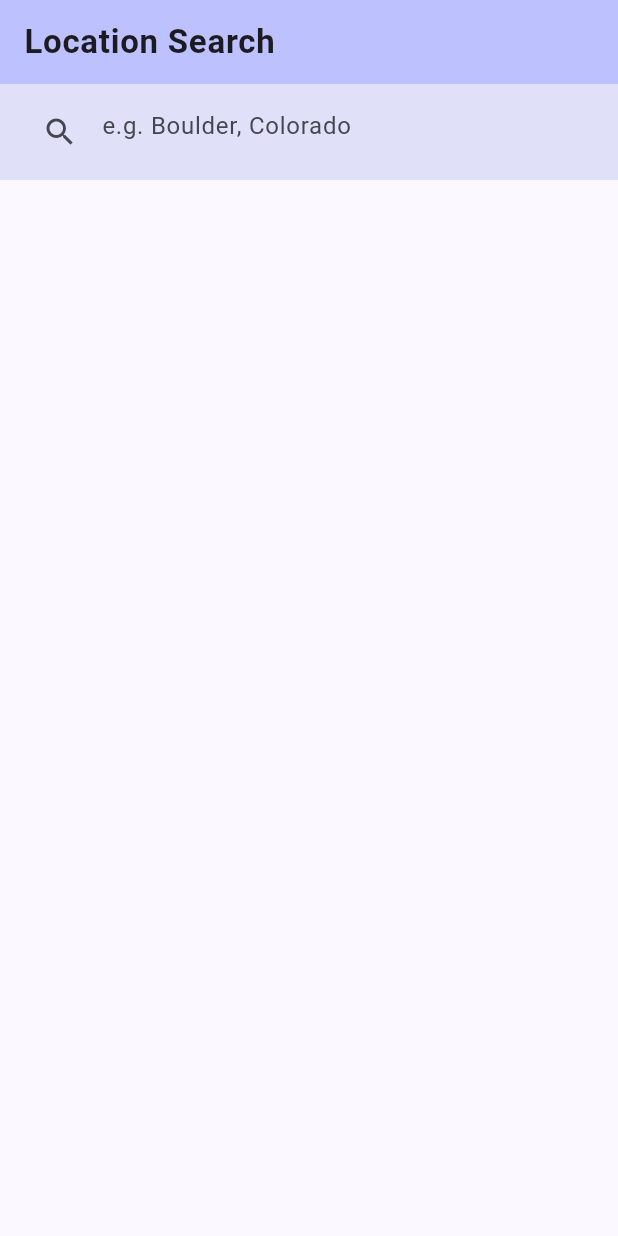
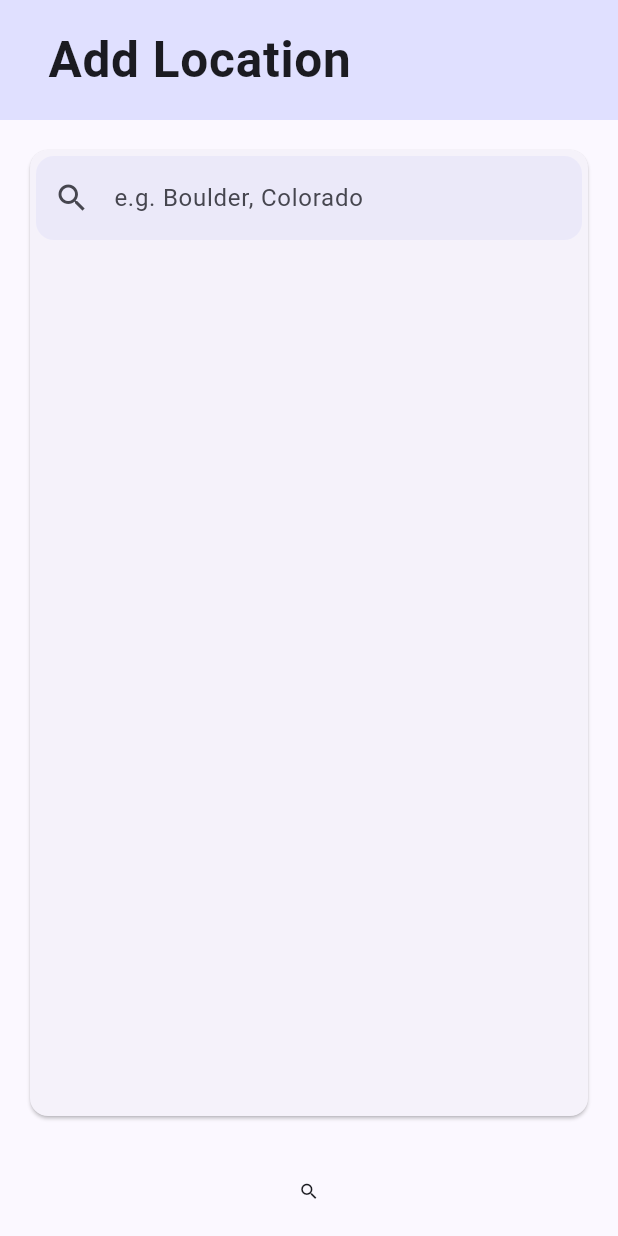
Before and after one commit to initialcapacity/flutter-starter, a Flutter app: the screen it shows after launch, on a phone screen of 412 x 824 dp. Run offline on Flutter 3.47's test engine with Material 2 defaults, Android fonts, the phone set to English and light mode, and no system bars; our stand-ins replace logger.

Commit message:
Update app navigation.

```diff
--- /dev/null
+++ b/lib/app_pages/app_pages.dart
@@ -0,0 +1,79 @@
+import 'package:flutter/material.dart';
+import 'package:flutter_starter/app_pages/page_layout.dart';
+import 'package:flutter_starter/forecast/forecast_page.dart';
+import 'package:flutter_starter/location_search/location_search_page.dart';
+
+import 'paging_indicator.dart';
+
+final class AppPages extends StatefulWidget {
+  const AppPages({super.key});
+
+  @override
+  State<StatefulWidget> createState() => _AppPagesState();
+}
+
+final class _AppPagesState extends State<AppPages> {
+  final List<LocationForecast> _locations = [];
+  final PageController _controller = PageController();
+
+  int _page = 0;
+
+  @override
+  void initState() {
+    super.initState();
+    _controller.addListener(() {
+      final newPage = _controller.page?.round() ?? 0;
+
+      setState(() {
+        _page = newPage;
+      });
+    });
+  }
+
+  @override
+  Widget build(BuildContext context) {
+    return Stack(
+      children: [
+        const PageLayout(title: ''),
+        Column(
+          children: [
+            Expanded(
+              child: PageView(
+                controller: _controller,
+                children: [
+                  PageLayout(
+                    title: 'Add Location',
+                    body: LocationSearchPage(onSelect: _addToLocations),
+                  ),
+                  ..._locations.map(
+                    (location) => PageLayout(
+                      title: location.location.name,
+                      body: ForecastPage(location),
+                    ),
+                  )
+                ],
+              ),
+            ),
+            PagingIndicator(
+              locationCount: _locations.length,
+              currentPage: _page,
+            ),
+          ],
+        )
+      ],
+    );
+  }
+
+  void _addToLocations(LocationForecast locationForecast) {
+    setState(() {
+      _locations.add(locationForecast);
+      _page = _locations.length;
+    });
+
+    _controller.animateToPage(
+      _locations.length,
+      duration: const Duration(milliseconds: 250),
+      curve: Curves.easeInOut,
+    );
+  }
+}
--- /dev/null
+++ b/lib/app_pages/page_layout.dart
@@ -0,0 +1,47 @@
+import 'dart:io';
+
+import 'package:flutter/material.dart';
+
+final class PageLayout extends StatelessWidget {
+  final String title;
+  final Widget? body;
+  final Widget? floatingActionButton;
+
+  const PageLayout({
+    super.key,
+    required this.title,
+    this.body,
+    this.floatingActionButton,
+  });
+
+  @override
+  Widget build(BuildContext context) {
+    final theme = Theme.of(context);
+    final colorScheme = theme.colorScheme;
+    final textTheme = theme.textTheme;
+
+    // iOS title is centered
+    // Android is left aligned to which we add left padding
+    final titlePadding =
+        Platform.isAndroid ? const EdgeInsets.only(left: 16) : const EdgeInsets.all(0);
+
+    return Scaffold(
+      appBar: AppBar(
+        backgroundColor: colorScheme.primaryContainer,
+        title: Container(
+          padding: titlePadding,
+          child: Text(
+            title,
+            style: textTheme.titleLarge,
+            textScaleFactor: 1.5,
+            maxLines: 1,
+            overflow: TextOverflow.ellipsis,
+          ),
+        ),
+        toolbarHeight: 80,
+      ),
+      body: body,
+      floatingActionButton: floatingActionButton,
+    );
+  }
+}
--- /dev/null
+++ b/lib/app_pages/paging_indicator.dart
@@ -0,0 +1,36 @@
+import 'package:flutter/material.dart';
+
+final class PagingIndicator extends StatelessWidget {
+  final int locationCount;
+  final int currentPage;
+
+  const PagingIndicator({super.key, required this.locationCount, required this.currentPage});
+
+  @override
+  Widget build(BuildContext context) {
+    final theme = Theme.of(context);
+    final colorScheme = theme.colorScheme;
+
+    return Container(
+      height: 60,
+      color: colorScheme.background,
+      child: Row(
+        mainAxisAlignment: MainAxisAlignment.center,
+        children: List.generate(locationCount + 1, (index) {
+          final isCurrentPage = index == currentPage;
+          final isSearchPage = index == 0;
+
+          final iconData = isSearchPage ? Icons.search : Icons.circle;
+          final iconSize = isSearchPage ? 14 : 12;
+          final iconColor =
+              isCurrentPage ? colorScheme.onBackground : colorScheme.onBackground.withOpacity(0.5);
+
+          return Container(
+            padding: const EdgeInsets.all(4),
+            child: Icon(iconData, size: iconSize.toDouble(), color: iconColor),
+          );
+        }),
+      ),
+    );
+  }
+}
--- a/lib/location_search/location_search_page.dart
+++ b/lib/location_search/location_search_page.dart
@@ -8,7 +8,9 @@ import 'package:flutter_starter/widgets/http_future_builder.dart';
 import 'location_search_api.dart';
 
 final class LocationSearchPage extends StatefulWidget {
-  const LocationSearchPage({super.key});
+  final void Function(LocationForecast) onSelect;
+
+  const LocationSearchPage({super.key, required this.onSelect});
 
   @override
   State<LocationSearchPage> createState() => _LocationSearchPageState();
@@ -29,30 +31,33 @@ final class _LocationSearchPageState extends State<LocationSearchPage> {
     final theme = Theme.of(context);
     final colorScheme = theme.colorScheme;
 
-    return Scaffold(
-      appBar: AppBar(
-        backgroundColor: colorScheme.inversePrimary,
-        title: const Text('Location Search'),
-      ),
-      body: Column(
+    return Container(
+      padding: const EdgeInsets.all(16),
+      child: Card(
+        child: Column(
           mainAxisAlignment: MainAxisAlignment.start,
-        children: <Widget>[
+          children: [
             Container(
-            color: colorScheme.secondaryContainer,
-            padding: const EdgeInsets.fromLTRB(16, 8, 16, 8),
+              padding: const EdgeInsets.all(4),
               child: TextField(
                 controller: _searchTextEditController,
                 onSubmitted: (String value) => _startSearch(value),
                 textInputAction: TextInputAction.search,
-              decoration: const InputDecoration(
-                prefixIcon: Icon(Icons.search),
-                border: InputBorder.none,
+                decoration: InputDecoration(
+                  filled: true,
+                  fillColor: colorScheme.secondaryContainer.withOpacity(0.5),
+                  prefixIcon: const Icon(Icons.search),
+                  border: OutlineInputBorder(
+                    borderSide: BorderSide.none,
+                    borderRadius: BorderRadius.circular(12),
+                  ),
                   hintText: 'e.g. Boulder, Colorado',
                 ),
               ),
             ),
             _searchResultsFutureWidget(),
           ],
+        ),
       ),
     );
   }
@@ -79,25 +84,25 @@ final class _LocationSearchPageState extends State<LocationSearchPage> {
 
   Widget _searchResultRow(BuildContext context, ApiLocation location) {
     final theme = Theme.of(context);
-    final borderColor = theme.colorScheme.outline.withOpacity(0.25);
+    final borderColor = theme.colorScheme.outline.withOpacity(0.15);
 
     return ListTile(
       title: Text(location.name),
       titleTextStyle: theme.textTheme.titleMedium,
       subtitle: Text(location.region),
       subtitleTextStyle: theme.textTheme.labelMedium,
-      trailing: const Icon(Icons.chevron_right),
+      trailing: const Icon(Icons.add_circle_outline),
       shape: Border(bottom: BorderSide(color: borderColor)),
-      onTap: () => Navigator.of(context).push(
-        MaterialPageRoute(builder: (ctx) {
-          final appDependencies = ctx.appDependencies();
+      onTap: () {
+        final appDependencies = context.appDependencies();
+        final locationForecast = LocationForecast(
+          location,
+          fetchForecast(appDependencies, location),
+        );
 
-          return ForecastPage(
-            location,
-            forecastFuture: fetchForecast(appDependencies, location),
-          );
-        }),
-      ),
+        // TODO move building of locationForecast to top level
+        widget.onSelect(locationForecast);
+      },
     );
   }
 }
--- a/lib/main.dart
+++ b/lib/main.dart
@@ -1,5 +1,5 @@
 import 'package:flutter/material.dart';
-import 'package:flutter_starter/location_search/location_search_page.dart';
+import 'package:flutter_starter/app_pages/app_pages.dart';
 import 'package:provider/provider.dart';
 
 import 'app_dependencies.dart';
@@ -28,7 +28,7 @@ final class App extends StatelessWidget {
         ),
         useMaterial3: true,
       ),
-      home: const LocationSearchPage(),
+      home: const AppPages(),
     );
   }
 }
--- a/lib/widgets/card_header.dart
+++ b/lib/widgets/card_header.dart
@@ -1,6 +1,6 @@
 import 'package:flutter/material.dart';
 
-class CardHeader extends StatelessWidget {
+final class CardHeader extends StatelessWidget {
   final String text;
 
   const CardHeader(this.text, {super.key});
```
Also changed, not shown: lib/forecast/forecast_page.dart (+15 -53 lines), 1 other file. Lines whose indentation alone changed are shown as unchanged.
